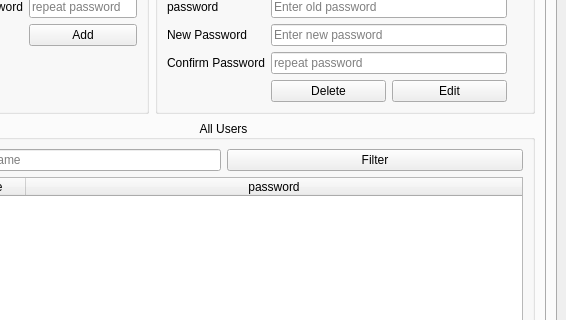
The window that main.ui (saad909/cnsrc) describes before a commit, drawn with Qt 5; both pictures show x 346 to 912 and y 188 to 508 of the 912 by 703 pixel window.
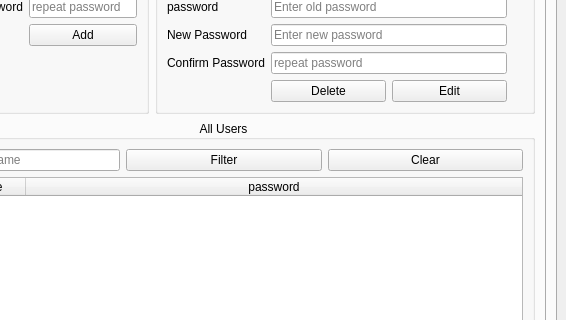
The same window after the commit.

```diff
--- a/main.ui
+++ b/main.ui
@@ -517,6 +517,19 @@
                    </property>
                   </widget>
                  </item>
+                 <item>
+                  <widget class="QPushButton" name="btn_usr_clear_filter">
+                   <property name="sizePolicy">
+                    <sizepolicy hsizetype="Minimum" vsizetype="Fixed">
+                     <horstretch>1</horstretch>
+                     <verstretch>0</verstretch>
+                    </sizepolicy>
+                   </property>
+                   <property name="text">
+                    <string>Clear</string>
+                   </property>
+                  </widget>
+                 </item>
                 </layout>
                </item>
                <item row="1" column="0">
```
Left out of the diff: 4 changed lines with no effect on the pictures.
